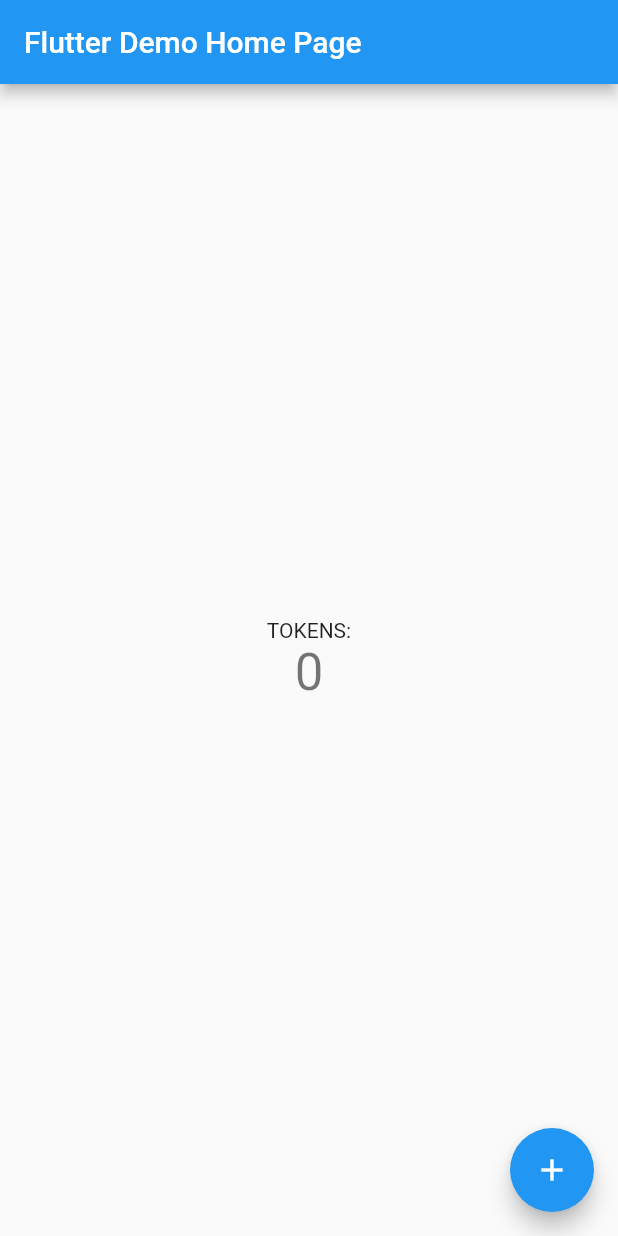
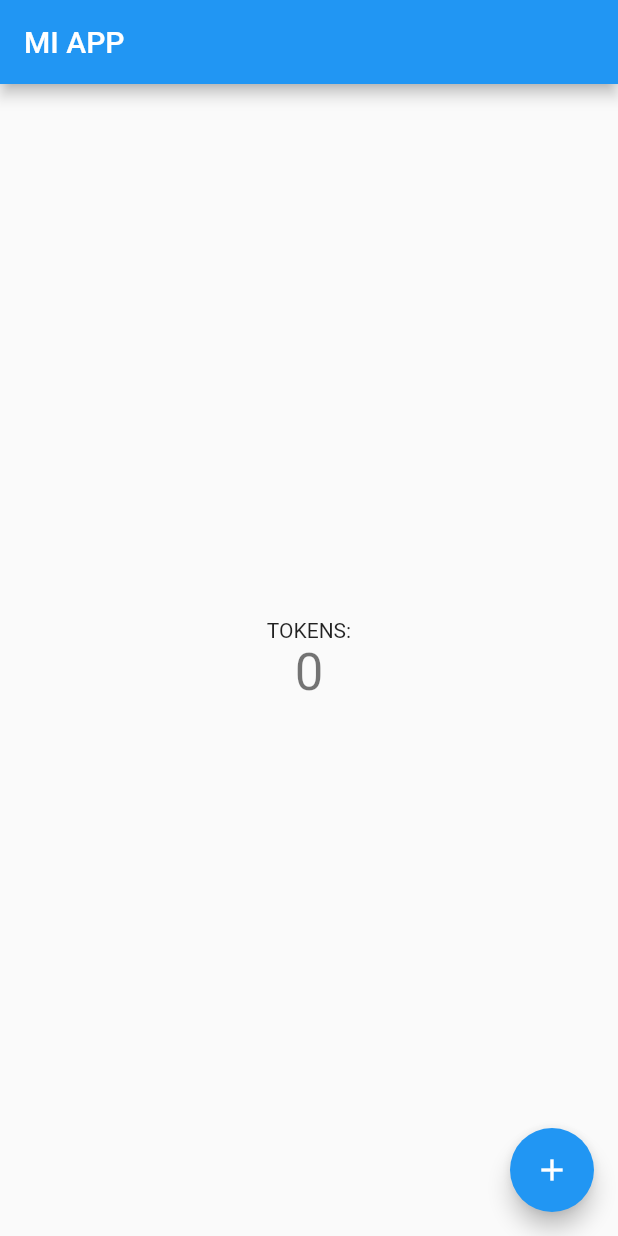
Before and after one commit to JhonLlanes/FlutterTemp, a Flutter app: the screen it shows after launch, on a phone screen of 412 x 824 dp. Run offline on Flutter 3.47's test engine with Material 2 defaults, Android fonts, the phone set to English and light mode, and no system bars.

Commit message:
NEW
INICIO CAMBIO NAME

```diff
--- a/escuelaflutter/lib/main.dart
+++ b/escuelaflutter/lib/main.dart
@@ -24,7 +24,7 @@
         // is not restarted.
         primarySwatch: Colors.blue,
       ),
-      home: const MyHomePage(title: 'Flutter Demo Home Page'),
+      home: const MyHomePage(title: 'MI APP '),
     );
   }
 }
```
